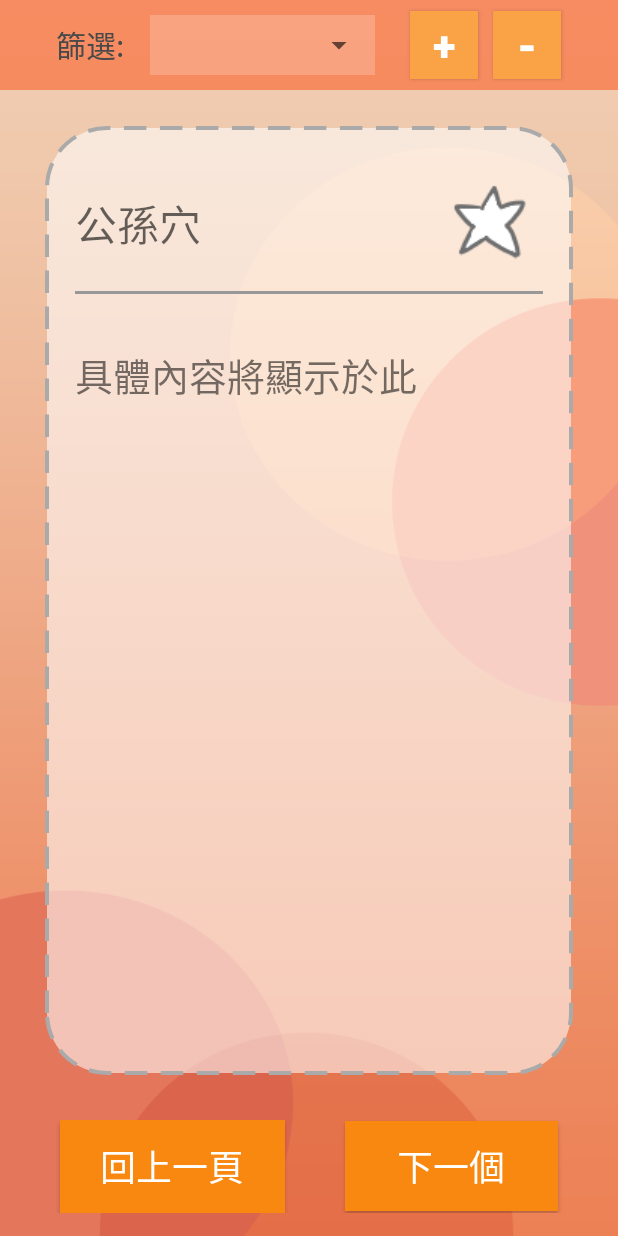
After one commit to apple310565/Women-s-Health-APP, an Android app: the layout activity_acup.xml on its own in the app's theme, with its tools: preview values and no code run, on a phone screen of 412 x 824 dp. The commit adds this screen. Run offline under Robolectric (Android 15) with nearby library versions, the phone set to English and light mode, and no system bars.

Commit message:
1. 增加健康資訊站版面與飲食版面 2. EAT_TABLE內的資料可自動由csv檔讀入 3. 飲食版面收藏功能完成 4. 小改:加入資料來源 5. 飲食版面的篩選功能完成

```diff
--- a/app/src/main/AndroidManifest.xml
+++ b/app/src/main/AndroidManifest.xml
@@ -12,7 +12,7 @@
         android:roundIcon="@drawable/leaf"
         android:supportsRtl="true"
         android:theme="@style/AppTheme">
-
+        <activity android:name=".acup"></activity>
         <activity android:name=".eat" />
         <activity android:name=".Main3Activity" />
         <activity android:name=".MainActivity" />
@@ -20,8 +20,10 @@
         <activity android:name=".home">
             <intent-filter>
                 <action android:name="android.intent.action.MAIN" />
+
                 <category android:name="android.intent.category.LAUNCHER" />
             </intent-filter>
         </activity>
     </application>
+
 </manifest>
--- /dev/null
+++ b/app/src/main/assets/ACUP.csv
@@ -0,0 +1,2 @@
+公孫穴,效用: 改善脾胃功能,NULL,位置: 公孫穴位在族內側緣，第一蹠骨的前下方。,NULL,建議: 每日早晚都可按壓1次，搭配呼吸，壓時乎，鬆時吸，每次2~3分鐘，長期按壓此穴，有助脾胃功能。,NULL,資料來源: 《吳明珠教你養好脾 35歲就像25歲》 作者: 吳明珠,日常保健,NULL,0,0,END
+三陰交,效用: 改善各種婦科病,NULL,位置: 三陰交屬足太陰脾經，位於小腿內側，內踝高點上3寸脛骨內後緣。即，足內踝尖直上四橫指，脛骨後緣處。,取穴方法: 側坐或仰臥位。手4指併攏，小指下邊緣緊靠內踝尖上，示指上緣所在水平線與脛骨後緣的交點，按壓有酸脹感處即為此穴。,建議: 空閒時按壓3~5分鐘，搭配呼吸，壓時呼，鬆時吸，雙腳各20次，經常案即可見到功效。,三陰交指的就是有三條陰經氣血交會於此，是個極其重要的穴位，尤其對女人的婦科病，經常刺激此穴，具有保養治療的功能。,資料來源: 《吳明珠教你養好脾 35歲就像25歲》 作者: 吳明珠,日常保健,注意: 經期與懷孕時不能按壓,0,0,END
--- a/app/src/main/java/flag/com/gooood1/StdDBHelper.java
+++ b/app/src/main/java/flag/com/gooood1/StdDBHelper.java
@@ -20,6 +20,9 @@ public class StdDBHelper extends SQLiteOpenHelper {
 
         db.execSQL("CREATE TABLE EAT(_name Text primary key, "+
                 "subset Text ,effect Text , method Text , who Text , main Text , main2 Text ,favor int,P int,D int,Source Text)");
+
+        db.execSQL("CREATE TABLE ACUP(_name Text primary key, "+
+                "subset Text ,effect Text , who Text , main Text , main2 Text, method Text ,theory Text,Source Text, favor int,P int,D int,note Text)");
     }
     @Override
     public void onUpgrade(SQLiteDatabase db,int oldVersion,int Version){
--- /dev/null
+++ b/app/src/main/res/layout/activity_acup.xml
@@ -0,0 +1,212 @@
+<?xml version="1.0" encoding="utf-8"?>
+<androidx.constraintlayout.widget.ConstraintLayout xmlns:android="http://schemas.android.com/apk/res/android"
+    xmlns:app="http://schemas.android.com/apk/res-auto"
+    xmlns:tools="http://schemas.android.com/tools"
+    android:layout_width="match_parent"
+    android:layout_height="match_parent"
+    android:background="@drawable/background"
+    tools:context=".acup">
+
+    <LinearLayout
+        android:id="@+id/linearLayout10"
+        android:layout_width="0dp"
+        android:layout_height="60dp"
+        android:layout_marginBottom="12dp"
+        android:background="#75FF3D00"
+        android:gravity="center"
+        android:orientation="horizontal"
+        app:layout_constraintBottom_toTopOf="@+id/linearLayout11"
+        app:layout_constraintEnd_toEndOf="parent"
+        app:layout_constraintStart_toStartOf="parent"
+        app:layout_constraintTop_toTopOf="parent">
+
+        <TextView
+            android:id="@+id/textView3"
+            android:layout_width="wrap_content"
+            android:layout_height="wrap_content"
+            android:text="篩選:  "
+            android:textAppearance="@style/TextAppearance.AppCompat.Large"
+            android:textColor="#494949"
+            android:textSize="20sp" />
+
+        <LinearLayout
+            android:layout_width="150dp"
+            android:layout_height="40dp"
+            android:background="#32FFFFFF"
+            android:orientation="horizontal"
+            android:layout_margin="8dp"
+            android:textSize="30sp"
+            android:layout_marginRight="15dp">
+
+            <Spinner
+                android:id="@+id/spinner_select"
+                android:layout_width="match_parent"
+                android:layout_height="match_parent"
+                android:layout_gravity="center_vertical"
+                />
+        </LinearLayout>
+
+        <Button
+            android:id="@+id/ZoomIn"
+            android:layout_width="45dp"
+            android:layout_height="45dp"
+            android:layout_marginRight="10dp"
+            android:background="#FAA346"
+            android:onClick="ZoomIn"
+            android:text="+"
+            android:textColor="#FFFFFF"
+            android:textSize="28sp"
+            android:textStyle="bold"
+            android:layout_marginLeft="15dp"/>
+
+        <Button
+            android:id="@+id/ZoomOut"
+            android:layout_width="45dp"
+            android:layout_height="45dp"
+            android:background="#FAA346"
+            android:onClick="ZoomOut"
+            android:text="-"
+            android:textColor="#FFFFFF"
+            android:textSize="30sp"
+            android:textStyle="bold" />
+
+    </LinearLayout>
+
+    <LinearLayout
+        android:id="@+id/linearLayout11"
+        android:layout_width="0dp"
+        android:layout_height="0dp"
+        android:layout_marginStart="30dp"
+        android:layout_marginLeft="30dp"
+        android:layout_marginTop="12dp"
+        android:layout_marginEnd="30dp"
+        android:layout_marginRight="30dp"
+        android:layout_marginBottom="10dp"
+        android:layout_weight="1"
+        android:background="@drawable/corner_round"
+        android:orientation="vertical"
+        app:layout_constraintBottom_toTopOf="@+id/linearLayout7"
+        app:layout_constraintEnd_toEndOf="parent"
+        app:layout_constraintStart_toStartOf="parent"
+        app:layout_constraintTop_toBottomOf="@+id/linearLayout10">
+
+        <LinearLayout
+            android:layout_width="match_parent"
+            android:layout_height="90dp"
+            android:layout_marginLeft="20dp"
+            android:layout_marginTop="20dp"
+            android:layout_marginRight="20dp"
+            android:orientation="horizontal">
+
+            <TextView
+                android:id="@+id/title"
+                android:layout_width="249dp"
+                android:layout_height="wrap_content"
+                android:layout_gravity="center_vertical"
+                android:layout_weight="1"
+                android:text="公孫穴"
+                android:textAppearance="@style/TextAppearance.AppCompat.Display1"
+                android:textSize="28sp" />
+
+            <ImageButton
+                android:id="@+id/star"
+                android:layout_width="60dp"
+                android:layout_height="60dp"
+                android:layout_gravity="center_vertical"
+                android:layout_marginRight="5dp"
+                android:background="#00FFFFFF"
+                android:onClick="star_click"
+                app:srcCompat="@drawable/star1" />
+
+        </LinearLayout>
+
+        <LinearLayout
+            android:layout_width="match_parent"
+            android:layout_height="2dp"
+            android:layout_marginLeft="20dp"
+            android:layout_marginRight="20dp"
+            android:background="#989898"
+            android:orientation="horizontal">
+
+        </LinearLayout>
+
+        <TextView
+            android:id="@+id/note"
+            android:layout_width="match_parent"
+            android:layout_height="wrap_content"
+            android:layout_marginLeft="20dp"
+            android:layout_marginRight="20dp"
+            android:textAppearance="@style/TextAppearance.AppCompat.Display1"
+            android:textColor="#FF0101"
+            android:textSize="25sp"
+            android:textStyle="normal" />
+
+        <ScrollView
+            android:layout_width="match_parent"
+            android:layout_height="match_parent"
+            android:layout_marginRight="20dp"
+            android:layout_marginLeft="20dp"
+            android:layout_marginBottom="20dp"
+            >
+
+            <LinearLayout
+                android:layout_width="match_parent"
+                android:layout_height="match_parent"
+                android:orientation="horizontal">
+
+                <TextView
+                    android:id="@+id/article"
+                    android:layout_width="match_parent"
+                    android:layout_height="wrap_content"
+                    android:text="具體內容將顯示於此"
+                    android:textSize="25sp" />
+            </LinearLayout>
+        </ScrollView>
+    </LinearLayout>
+
+    <LinearLayout
+        android:id="@+id/linearLayout7"
+        android:layout_width="0dp"
+        android:layout_height="wrap_content"
+        android:layout_marginStart="30dp"
+        android:layout_marginLeft="30dp"
+        android:layout_marginTop="20dp"
+        android:layout_marginEnd="30dp"
+        android:layout_marginRight="30dp"
+        android:layout_marginBottom="15dp"
+        android:orientation="horizontal"
+        app:layout_constraintBottom_toBottomOf="parent"
+        app:layout_constraintEnd_toEndOf="parent"
+        app:layout_constraintStart_toStartOf="parent"
+        app:layout_constraintTop_toBottomOf="@+id/linearLayout11"
+        app:layout_constraintVertical_bias="0.71000004">
+
+        <Button
+            android:id="@+id/button5"
+            android:layout_width="wrap_content"
+            android:layout_height="62dp"
+            android:layout_gravity="bottom|left"
+            android:layout_marginLeft="10dp"
+            android:layout_marginRight="20dp"
+            android:layout_weight="1"
+            android:background="#F8880F"
+            android:onClick="goto_M3"
+            android:text="回上一頁"
+            android:textColor="#FFFFFF"
+            android:textSize="24sp" />
+
+        <Button
+            android:id="@+id/button6"
+            android:layout_width="wrap_content"
+            android:layout_height="60dp"
+            android:layout_gravity="bottom|right"
+            android:layout_marginLeft="20dp"
+            android:layout_marginRight="10dp"
+            android:layout_weight="1"
+            android:background="#F8880F"
+            android:onClick="Click_Next"
+            android:text="下一個"
+            android:textColor="#FFFFFF"
+            android:textSize="24sp" />
+    </LinearLayout>
+</androidx.constraintlayout.widget.ConstraintLayout>
--- a/app/src/main/res/layout/activity_main3.xml
+++ b/app/src/main/res/layout/activity_main3.xml
@@ -148,6 +148,7 @@
             android:layout_marginLeft="10dp"
             android:layout_marginRight="10dp"
             android:background="#52FFFFFF"
+            android:onClick="goto_ACUP"
             android:text="穴道\n按摩"
             android:textColor="#FFFFFF"
             android:textSize="30sp" />
```
Also changed, not shown: app/src/main/java/flag/com/gooood1/Main3Activity.java (+7 -0 lines), app/src/main/java/flag/com/gooood1/acup.java (added, +211 -0 lines), app/src/main/java/flag/com/gooood1/home.java (+43 -0 lines), 1 other file.
